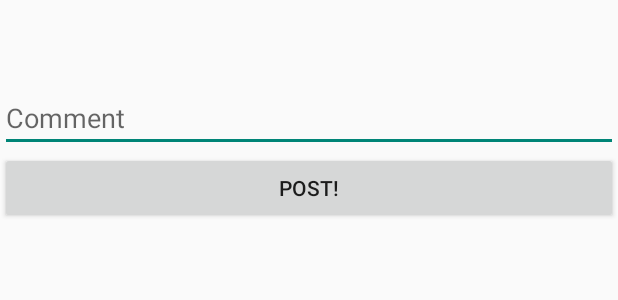
After one commit to brianadouglas/Parstagram, an Android app: the layout fragment_comments.xml on its own in the app's theme, with its tools: preview values and no code run, on a phone screen of 412 x 824 dp. The commit adds this screen. Shown: the top 300 px of the screen. Run offline under Robolectric (Android 15) with nearby library versions, the phone set to English and light mode, and no system bars.

Commit message:
half way through the comments fucntions

```diff
--- a/app/src/main/java/com/example/parstagram/fragments/PostDetailsFragment.java
+++ b/app/src/main/java/com/example/parstagram/fragments/PostDetailsFragment.java
@@ -46,6 +46,7 @@ public class PostDetailsFragment extends Fragment {
     private ImageButton btnDHeart;
     private TextView tvDLikes;
     private int likedPosition;
+    private TextView tvDComments;
     public static final String TAG = "DetailsFragment";
 
     @Override
@@ -71,6 +72,7 @@ public class PostDetailsFragment extends Fragment {
         tvTimeStamp = view.findViewById(R.id.tvTimeStamp);
         btnDHeart = view.findViewById(R.id.btnDHeart);
         tvDLikes = view.findViewById(R.id.tvDLikes);
+        tvDComments = view.findViewById(R.id.tvDComments);
 
         btnDHeart.setOnClickListener(new View.OnClickListener() {
             @RequiresApi(api = Build.VERSION_CODES.KITKAT)
--- a/app/src/main/java/com/example/parstagram/fragments/PostsFragment.java
+++ b/app/src/main/java/com/example/parstagram/fragments/PostsFragment.java
@@ -99,6 +99,7 @@ public class PostsFragment extends Fragment {
         ParseQuery<Post> postQuery = new ParseQuery<Post>(Post.class);
         postQuery.include(Post.KEY_USER);
         postQuery.include(Post.KEY_LIKES);
+        postQuery.include(Post.KEY_COMMENTS);
         postQuery.setLimit(20); // returns only the first 20 posts
         postQuery.addDescendingOrder(Post.KEY_CREATED); // order chronologically
         postQuery.findInBackground(new FindCallback<Post>() {
--- a/app/src/main/java/com/example/parstagram/fragments/ProfileFragment.java
+++ b/app/src/main/java/com/example/parstagram/fragments/ProfileFragment.java
@@ -131,6 +131,8 @@ public class ProfileFragment extends Fragment {
         postQuery.include(Post.KEY_USER);
         postQuery.setLimit(20); // returns only the first 20 posts
         // to filter the posts to show only those made by the signed-in user
+        postQuery.include(Post.KEY_LIKES);
+        postQuery.include(Post.KEY_COMMENTS);
         postQuery.whereEqualTo(Post.KEY_USER, user);
         postQuery.addDescendingOrder(Post.KEY_CREATED); // order chronologically
         postQuery.findInBackground(new FindCallback<Post>() {
--- a/app/src/main/res/layout/activity_feed.xml
+++ b/app/src/main/res/layout/activity_feed.xml
@@ -56,7 +56,6 @@
         android:id="@+id/bottom_navigation"
         android:layout_width="match_parent"
         android:layout_height="wrap_content"
-        android:background="@color/white"
         app:layout_constraintBottom_toBottomOf="parent"
         app:menu="@menu/menu_bottom_navigation" />
 
--- /dev/null
+++ b/app/src/main/res/layout/fragment_comments.xml
@@ -0,0 +1,24 @@
+<?xml version="1.0" encoding="utf-8"?>
+<LinearLayout xmlns:android="http://schemas.android.com/apk/res/android"
+    xmlns:tools="http://schemas.android.com/tools"
+    android:orientation="vertical"
+    android:layout_width="match_parent"
+    android:layout_height="match_parent">
+
+
+    <EditText
+        android:layout_width="match_parent"
+        android:layout_height="wrap_content"
+        android:id="@+id/etComment"
+        android:layout_marginTop="?attr/actionBarSize"
+        android:ems="10"
+        android:hint="Comment"
+        android:inputType="none"/>
+
+    <Button
+        android:layout_width="match_parent"
+        android:layout_height="wrap_content"
+        android:id="@+id/btnSubmitComment"
+        android:text="Post!"/>
+
+</LinearLayout>
```
Also changed, not shown: app/src/main/java/com/example/parstagram/PostsAdapter.java (+42 -0 lines), app/src/main/java/com/example/parstagram/fragments/CommentsFragment.java (added, +88 -0 lines), app/src/main/java/com/example/parstagram/model/Post.java (+15 -5 lines), app/src/main/res/layout/fragment_details.xml (+10 -2 lines), app/src/main/res/layout/post_item.xml (+9 -2 lines).
